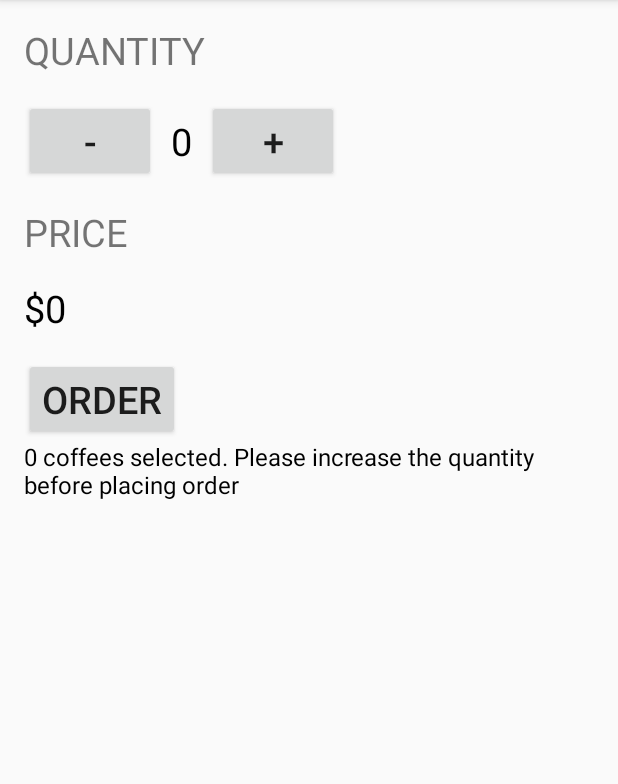
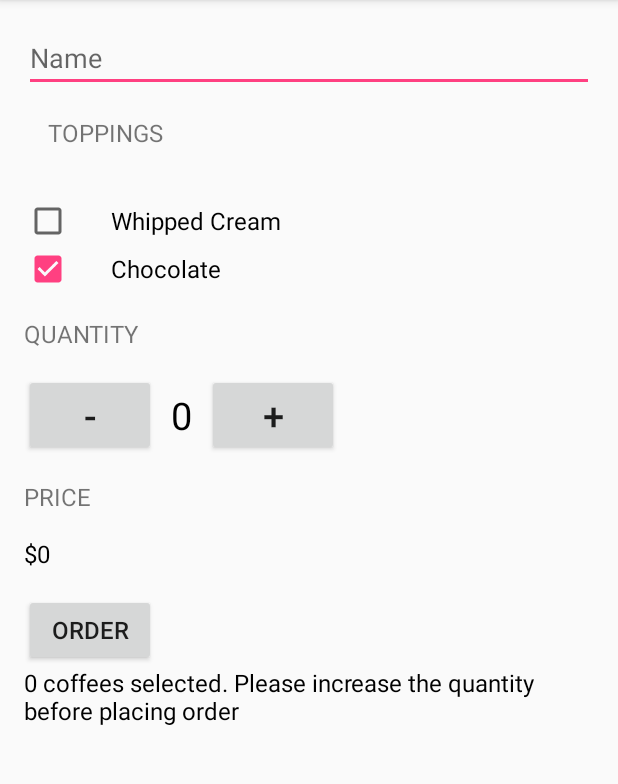
Before and after one commit to SangramMohite/android-practice, an Android app: the screen it shows after launch (MainActivity), after a tap on "ORDER", on a phone screen of 412 x 824 dp, the part 84-868 px from its top. Run offline under Robolectric (Android 15) with nearby library versions, the phone set to English and light mode, and no system bars; 1 other tap on this screen came first.

Commit message:
Add Toppings

```diff
--- a/JustJava/app/src/main/java/com/example/android/justjava/MainActivity.java
+++ b/JustJava/app/src/main/java/com/example/android/justjava/MainActivity.java
@@ -3,6 +3,8 @@ package com.example.android.justjava;
 import android.os.Bundle;
 import android.support.v7.app.AppCompatActivity;
 import android.view.View;
+import android.widget.CheckBox;
+import android.widget.EditText;
 import android.widget.TextView;
 
 import java.text.NumberFormat;
@@ -11,6 +13,8 @@ public class MainActivity extends AppCompatActivity {
 
     int quantity = 0;
     double price = 0.0;
+    boolean isWhippedCreamChecked = false;
+    boolean isChocolateChecked = false;
 
     @Override
     protected void onCreate(Bundle savedInstanceState) {
@@ -25,6 +29,14 @@ public class MainActivity extends AppCompatActivity {
     private void displayPrice(double price) {
         TextView priceTextView = (TextView) findViewById(R.id.price_text_view);
         priceTextView.setText(NumberFormat.getCurrencyInstance().format(price));
+    }
+
+    public void onWhippedCreamClicked(View view) {
+        isWhippedCreamChecked = ((CheckBox)view).isChecked();
+    }
+
+    public void onChocolateClicked(View view) {
+        isChocolateChecked = ((CheckBox)view).isChecked();
     }
 
     public void incrementOrder(View view) {
@@ -46,9 +58,18 @@ public class MainActivity extends AppCompatActivity {
 
     public void submitOrder(View view) {
         TextView orderView = (TextView) findViewById(R.id.total_cost_text_view);
-        if (quantity > 0)
-            orderView.setText("" + "The price of " + quantity + " coffees is $" + price);
-        else
+        StringBuffer orderSummary = new StringBuffer();
+        if (quantity > 0) {
+            EditText name = (EditText) findViewById(R.id.name_text_view);
+            orderSummary.append("Name: ").append(name.getText().toString()).append("\n");
+            if (isWhippedCreamChecked)
+                orderSummary.append("Add Whipped Cream?").append(isWhippedCreamChecked).append("\n");
+            if (isChocolateChecked)
+                orderSummary.append("Add Chocolate?").append(isChocolateChecked).append("\n");
+            orderSummary.append("Quantity: ").append(quantity).append("\n");
+            orderSummary.append("Total: $").append(price).append("\n Thank You!");
+            orderView.setText(orderSummary);
+        } else
             orderView.setText("" + "0 coffees selected. Please increase the quantity before placing order");
     }
 
--- a/JustJava/app/src/main/res/layout/activity_main.xml
+++ b/JustJava/app/src/main/res/layout/activity_main.xml
@@ -1,22 +1,64 @@
 <?xml version="1.0" encoding="utf-8"?>
-<LinearLayout xmlns:android="http://schemas.android.com/apk/res/android"
+<ScrollView xmlns:android="http://schemas.android.com/apk/res/android"
     xmlns:tools="http://schemas.android.com/tools"
     android:layout_width="match_parent"
     android:layout_height="match_parent"
+    android:layout_gravity="right">
+
+    <LinearLayout
+        android:layout_width="match_parent"
+        android:layout_height="match_parent"
+        android:orientation="vertical"
         android:paddingBottom="@dimen/activity_vertical_margin"
         android:paddingLeft="@dimen/activity_horizontal_margin"
         android:paddingRight="@dimen/activity_horizontal_margin"
         android:paddingTop="@dimen/activity_vertical_margin"
-    android:orientation="vertical"
         tools:context="com.example.android.justjava.MainActivity">
+
+        <EditText
+            android:id="@+id/name_text_view"
+            android:layout_width="match_parent"
+            android:layout_height="wrap_content"
+            android:inputType="textCapWords"
+            android:hint="Name"
+            />
 
         <TextView
             android:layout_width="wrap_content"
             android:layout_height="wrap_content"
+            android:layout_marginBottom="16dp"
+            android:text="Toppings"
+            android:textAllCaps="true"
+            android:textSize="16sp"
+            android:padding="16dp"/>
+
+        <CheckBox
+            android:id="@+id/whipped_cream_box"
+            android:layout_width="wrap_content"
+            android:layout_height="wrap_content"
+            android:onClick="onWhippedCreamClicked"
+            android:paddingLeft="26dp"
+            android:text="Whipped Cream"
+            android:textSize="16sp" />
+
+        <CheckBox
+            android:id="@+id/chocolate_box"
+            android:layout_width="wrap_content"
+            android:layout_height="wrap_content"
+            android:onClick="onChocolateClicked"
+            android:paddingLeft="26dp"
+            android:text="Chocolate"
+            android:textSize="16sp" />
+
+
+        <TextView
+            android:layout_width="wrap_content"
+            android:layout_height="wrap_content"
+            android:layout_marginBottom="16dp"
+            android:layout_marginTop="16dp"
             android:text="Quantity"
             android:textAllCaps="true"
-        android:textSize="25sp"
-        android:layout_marginBottom="16dp"/>
+            android:textSize="16sp" />
 
         <RelativeLayout
             android:layout_width="match_parent"
@@ -27,33 +69,31 @@
                 android:layout_width="wrap_content"
                 android:layout_height="wrap_content"
                 android:layout_alignParentLeft="true"
+                android:layout_marginBottom="16dp"
+                android:onClick="decrementOrder"
                 android:text="-"
-            android:textSize="25sp"
-            android:onClick="decrementOrder"
-            android:layout_marginBottom="16dp"
-            />
+                android:textSize="25sp" />
 
             <TextView
                 android:id="@+id/quantity_text_view"
                 android:layout_width="wrap_content"
                 android:layout_height="wrap_content"
+                android:layout_marginBottom="16dp"
                 android:layout_toRightOf="@id/decrementButtodId"
                 android:padding="10dp"
                 android:text="0"
-            android:textSize="25sp"
                 android:textColor="@android:color/black"
-            android:layout_marginBottom="16dp"
-            />
+                android:textSize="25sp" />
 
             <Button
                 android:id="@+id/increamentButtodId"
                 android:layout_width="wrap_content"
                 android:layout_height="wrap_content"
+                android:layout_marginBottom="16dp"
                 android:layout_toRightOf="@id/quantity_text_view"
+                android:onClick="incrementOrder"
                 android:text="+"
-            android:textSize="25sp"
-            android:onClick="incrementOrder"
-            android:layout_marginBottom="16dp"/>
+                android:textSize="25sp" />
 
         </RelativeLayout>
 
@@ -61,34 +101,33 @@
         <TextView
             android:layout_width="wrap_content"
             android:layout_height="wrap_content"
+            android:layout_marginBottom="16dp"
             android:text="Price"
             android:textAllCaps="true"
-        android:textSize="25sp"
-        android:layout_marginBottom="16dp"/>
+            android:textSize="16sp" />
 
         <TextView
             android:id="@+id/price_text_view"
             android:layout_width="wrap_content"
             android:layout_height="wrap_content"
             android:text="$0"
-        android:textSize="25sp"
             android:textColor="@android:color/black"
-        />
+            android:textSize="16sp" />
 
         <Button
             android:layout_width="wrap_content"
             android:layout_height="wrap_content"
-        android:text="Order"
             android:layout_marginTop="16dp"
             android:onClick="submitOrder"
-        android:textSize="25sp"/>
+            android:text="Order"
+            android:textSize="16sp" />
 
         <TextView
             android:id="@+id/total_cost_text_view"
             android:layout_width="wrap_content"
             android:layout_height="wrap_content"
             android:text=""
-        android:textSize="16sp"
             android:textColor="@android:color/black"
-        />
+            android:textSize="16sp" />
     </LinearLayout>
+</ScrollView>
```
Also changed, not shown: JustJava/app/src/main/res/drawable/androidparty.jpg (added). Lines whose indentation alone changed are shown as unchanged.
